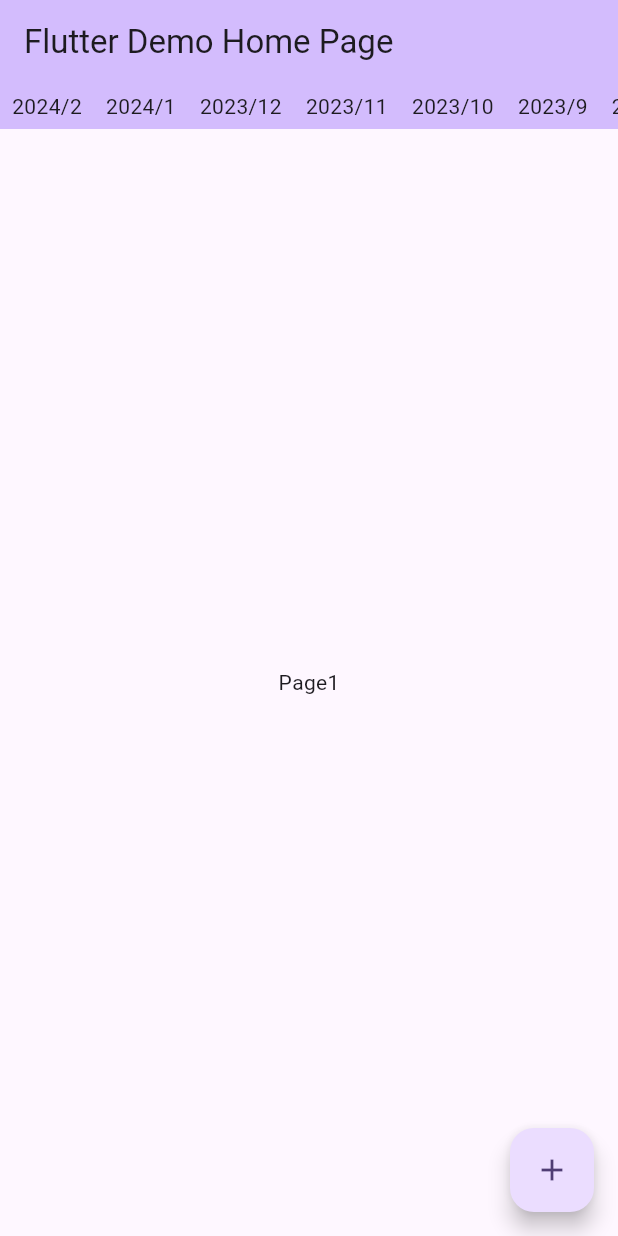
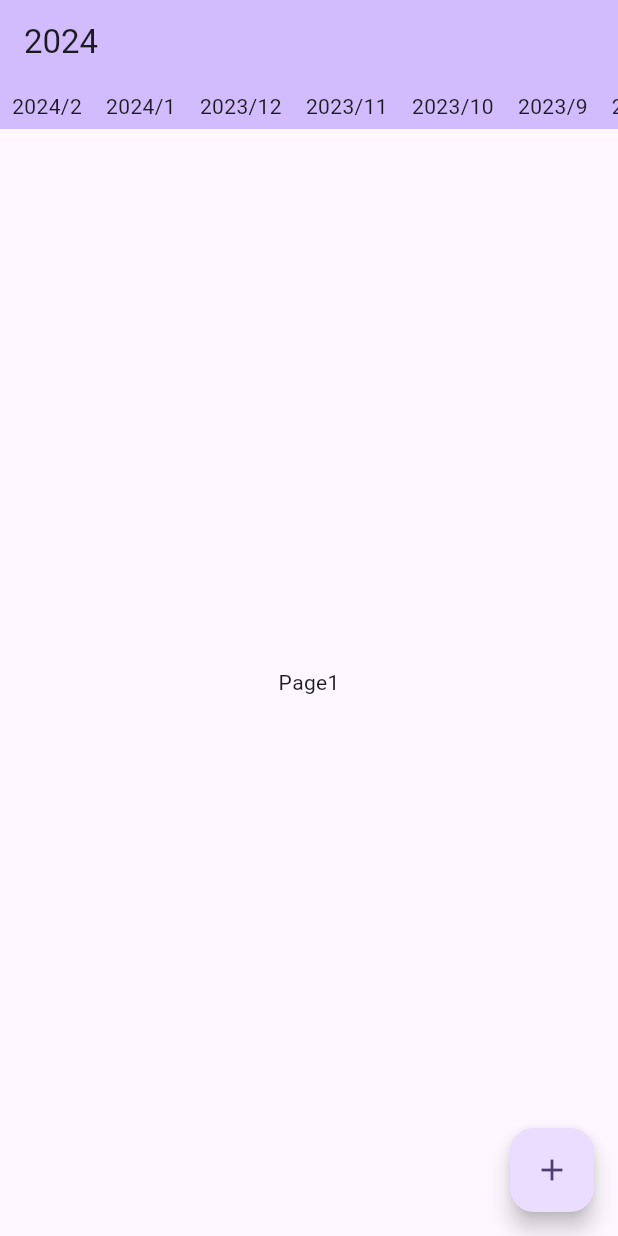
Before and after one commit to kariyayo/chooshi, a Flutter app: the screen it shows after launch, on a phone screen of 412 x 824 dp. Run offline on Flutter 3.47's test engine with Material 3 defaults, Android fonts, the phone set to English and light mode, and no system bars; our stand-ins replace flutter_riverpod.

Commit message:
dynamic top screen app bar title

```diff
--- a/analysis_options.yaml
+++ b/analysis_options.yaml
@@ -21,8 +21,12 @@ linter:
   # `// ignore_for_file: name_of_lint` syntax on the line or in the file
   # producing the lint.
   rules:
-    # avoid_print: false  # Uncomment to disable the `avoid_print` rule
+    avoid_print: false  # Uncomment to disable the `avoid_print` rule
     # prefer_single_quotes: true  # Uncomment to enable the `prefer_single_quotes` rule
 
 # Additional information about this file can be found at
 # https://dart.dev/guides/language/analysis-options
+
+analyzer:
+  plugins:
+    - custom_lint
--- /dev/null
+++ b/lib/screen/top_app_bar_title_notifier.dart
@@ -0,0 +1,18 @@
+import 'package:flutter_riverpod/flutter_riverpod.dart';
+
+final topAppBarTitleNotifierProvider =
+    NotifierProvider.autoDispose<TopAppBarTitleNotifier, String>(
+  TopAppBarTitleNotifier.new,
+);
+
+class TopAppBarTitleNotifier extends AutoDisposeNotifier<String> {
+  @override
+  String build() {
+    final now = DateTime.now();
+    return now.year.toString();
+  }
+
+  void update(String title) {
+    state = title;
+  }
+}
--- a/lib/screen/top_screen.dart
+++ b/lib/screen/top_screen.dart
@@ -1,4 +1,6 @@
+import 'package:chooshi/screen/top_app_bar_title_notifier.dart';
 import 'package:flutter/material.dart';
+import 'package:flutter_riverpod/flutter_riverpod.dart';
 
 class TopScreen extends StatefulWidget {
   const TopScreen({super.key, required this.title});
@@ -72,10 +74,15 @@ class _TopScreenState extends State<TopScreen> {
     return Scaffold(
       appBar: AppBar(
         backgroundColor: Theme.of(context).colorScheme.inversePrimary,
-        title: Text(widget.title),
+        title: Consumer(
+          builder: (context, ref, _) {
+            final title = ref.watch(topAppBarTitleNotifierProvider);
+            return Text(title);
+          },
+        ),
         bottom: PreferredSize(
           preferredSize: const Size.fromHeight(30.0),
-          child: Container(
+          child: SizedBox(
             height: 30,
             child: ListView(
               key: _tabBarKey,
@@ -109,7 +116,7 @@ class _TopScreenState extends State<TopScreen> {
   }
 }
 
-class _Tab extends StatefulWidget {
+class _Tab extends ConsumerStatefulWidget {
   const _Tab(
       {required this.controller, required this.month, required this.tabBarKey});
 
@@ -118,10 +125,10 @@ class _Tab extends StatefulWidget {
   final GlobalKey tabBarKey;
 
   @override
-  State<_Tab> createState() => _TabState();
+  ConsumerState<ConsumerStatefulWidget> createState() => _TabState();
 }
 
-class _TabState extends State<_Tab> {
+class _TabState extends ConsumerState<_Tab> {
   late Month month;
   late GlobalKey tabBarKey;
   late ScrollController scrollController;
@@ -161,6 +168,7 @@ class _TabState extends State<_Tab> {
         renderObject.localToGlobal(Offset.zero).dx + renderObject.size.width;
     if (left <= tabBarCenter && tabBarCenter < right) {
       print('[${month.year}/${month.month}] i am center =========');
+      ref.read(topAppBarTitleNotifierProvider.notifier).update('${month.year}');
     } else {
       print('[${month.year}/${month.month}] i am NOT center');
     }
--- a/pubspec.yaml
+++ b/pubspec.yaml
@@ -35,6 +35,7 @@ dependencies:
   # The following adds the Cupertino Icons font to your application.
   # Use with the CupertinoIcons class for iOS style icons.
   cupertino_icons: ^1.0.2
+  flutter_riverpod: ^2.5.1
 
 dev_dependencies:
   flutter_test:
@@ -46,6 +47,8 @@ dev_dependencies:
   # package. See that file for information about deactivating specific lint
   # rules and activating additional ones.
   flutter_lints: ^2.0.0
+  custom_lint:
+  riverpod_lint: ^2.3.10
 
 # For information on the generic Dart part of this file, see the
 # following page: https://dart.dev/tools/pub/pubspec
```
Also changed, not shown: lib/main.dart (+6 -1 lines), pubspec.lock.
